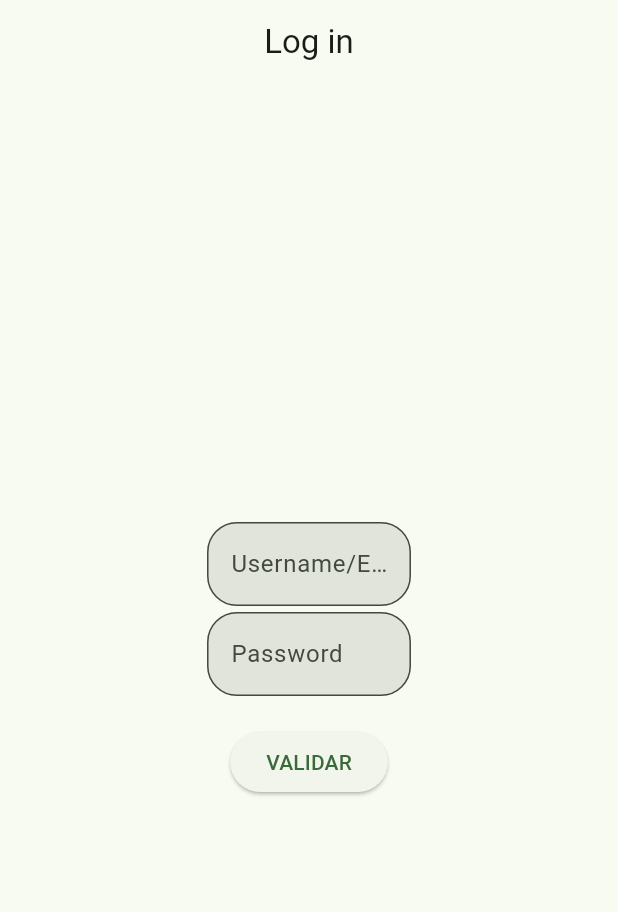
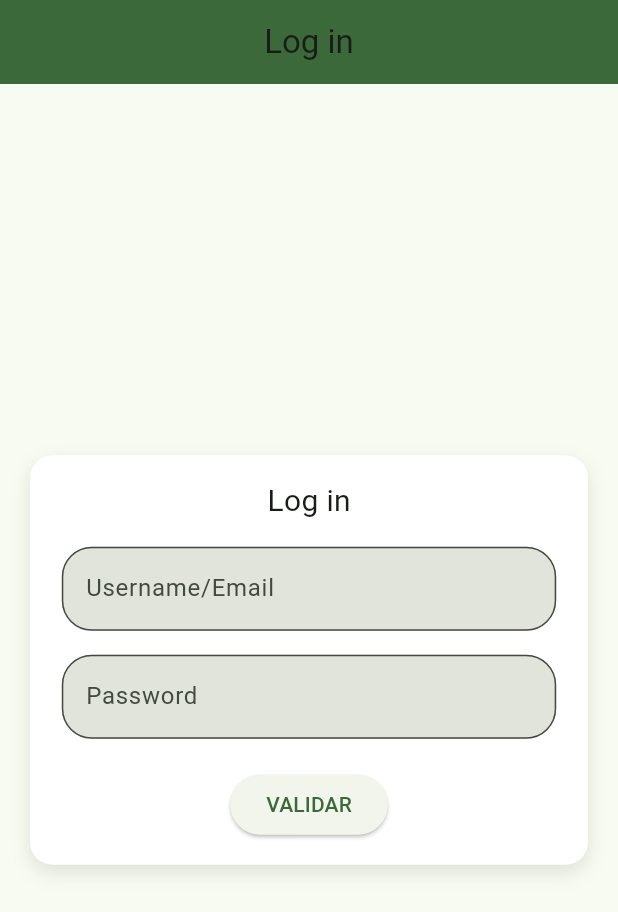
Before and after one commit to Pgenrique7/log_in_sin_provider, a Flutter app: the screen it shows after launch, on a phone screen of 412 x 824 dp. Shown: the top 912 px of the screen. Run offline on Flutter 3.47's test engine with Material 3 defaults, Android fonts, the phone set to English and light mode, and no system bars; our stand-ins replace dio, go_router; network calls fail.

Commit message:
version con provider finalizada

```diff
--- a/lib/config/router/app_router.dart
+++ b/lib/config/router/app_router.dart
@@ -1,5 +1,5 @@
 import 'package:go_router/go_router.dart';
-import 'package:log_aplication/presentation/screens/screens.dart';
+import 'package:log_aplication/config/router/screens.dart';
 
 // GoRouter configuration
 final appRouter = GoRouter(
--- a/lib/presentation/screens/home/home_screen.dart
+++ b/lib/presentation/screens/home/home_screen.dart
@@ -1,8 +1,5 @@
 import 'package:flutter/material.dart';
-import 'package:provider/provider.dart';
-import 'package:log_aplication/presentation/provider/LogIn_provider.dart';
-import 'package:log_aplication/presentation/screens/screens.dart';
-import 'package:go_router/go_router.dart';
+import 'package:log_aplication/presentation/widgets/login_form.dart';
 
 class HomeScreen extends StatelessWidget {
   static const String name = 'home_screen';
@@ -14,150 +11,9 @@ class HomeScreen extends StatelessWidget {
     return Scaffold(
       appBar: AppBar(
         title: const Center(child: Text('Log in')),
+        backgroundColor:Theme.of(context).colorScheme.primary
       ),
-      body: const _LogIn(),
+      body: const LogInForm(),
     );
   }
 }
-
-class _LogIn extends StatefulWidget {
-  const _LogIn({super.key});
-
-  @override
-  State<_LogIn> createState() => _LogInState();
-}
-
-class _LogInState extends State<_LogIn> {
-  final TextEditingController _usernameController = TextEditingController();
-  final TextEditingController _passwordController = TextEditingController();
-
-  void _showErrorDialog(BuildContext context, String message) {
-    showDialog(
-      context: context,
-      builder: (BuildContext context) {
-        return AlertDialog(
-          title: const Text('Error'),
-          content: Text(message),
-          actions: [
-            TextButton(
-              onPressed: () {
-                Navigator.of(context).pop();
-              },
-              child: const Text('OK'),
-            ),
-          ],
-        );
-      },
-    );
-  }
-
-  void _validateAndNavigate(BuildContext context) {
-    final username = _usernameController.text;
-    final password = _passwordController.text;
-
-    final usuarioProvider = Provider.of<UsuarioProvider>(context, listen: false);
-
-    if (username.isEmpty || password.isEmpty) {
-      _showErrorDialog(context, 'Por favor, ingrese un nombre de usuario y contraseña.');
-    } else {
-      final isValidUser = usuarioProvider.verificarCredenciales(username, password);
-
-      if (isValidUser) {
-        context.goNamed(WelcomeScreen.name);
-      } else {
-        _showErrorDialog(context, 'Nombre de usuario o contraseña incorrectos.');
-      }
-    }
-  }
-
-  @override
-  Widget build(BuildContext context) {
-    return Consumer<UsuarioProvider>(
-      builder: (context, usuarioProvider, child) {
-        if (usuarioProvider.isLoading) {
-          return const Center(child: CircularProgressIndicator());
-        }
-
-        return Center(
-          child: Column(
-            mainAxisAlignment: MainAxisAlignment.center,
-            children: [
-              SizedBox(
-                width: 0.33 * MediaQuery.of(context).size.width,
-                height: 60,
-                child: _LogInUsername(controller: _usernameController),
-              ),
-              SizedBox(
-                width: 0.33 * MediaQuery.of(context).size.width,
-                child: _LogInPassword(controller: _passwordController),
-              ),
-              const SizedBox(height: 20),
-              ValidationButton(onValidate: () => _validateAndNavigate(context)),
-            ],
-          ),
-        );
-      },
-    );
-  }
-}
-
-class _LogInUsername extends StatelessWidget {
-  final TextEditingController controller;
-
-  const _LogInUsername({super.key, required this.controller});
-
-  @override
-  Widget build(BuildContext context) {
-    final colors = Theme.of(context).colorScheme;
-
-    return TextFormField(
-      controller: controller,
-      decoration: InputDecoration(
-        hintText: 'Username/Email',
-        border: OutlineInputBorder(
-          borderRadius: BorderRadius.circular(20),
-          borderSide: BorderSide(color: colors.primary),
-        ),
-        filled: true,
-      ),
-    );
-  }
-}
-
-class _LogInPassword extends StatelessWidget {
-  final TextEditingController controller;
-
-  const _LogInPassword({super.key, required this.controller});
-
-  @override
-  Widget build(BuildContext context) {
-    final colors = Theme.of(context).colorScheme;
-
-    return TextFormField(
-      controller: controller,
-      obscureText: true,
-      decoration: InputDecoration(
-        hintText: 'Password',
-        border: OutlineInputBorder(
-          borderRadius: BorderRadius.circular(20),
-          borderSide: BorderSide(color: colors.primary),
-        ),
-        filled: true,
-      ),
-    );
-  }
-}
-
-class ValidationButton extends StatelessWidget {
-  final VoidCallback onValidate;
-
-  const ValidationButton({super.key, required this.onValidate});
-
-  @override
-  Widget build(BuildContext context) {
-    return ElevatedButton(
-      onPressed: onValidate,
-      child: const Text("VALIDAR"),
-    );
-  }
-}
--- a/lib/presentation/screens/welcome/welcome_screen.dart
+++ b/lib/presentation/screens/welcome/welcome_screen.dart
@@ -11,6 +11,7 @@ class WelcomeScreen extends StatelessWidget {
     return Scaffold(
       appBar: AppBar(
         title: const Center(child: Text("Bienvenido")),
+        backgroundColor:Theme.of(context).colorScheme.primary,
         actions: [
           IconButton(
             icon: const Icon(Icons.logout),
--- /dev/null
+++ b/lib/presentation/widgets/login_form.dart
@@ -0,0 +1,93 @@
+import 'package:flutter/material.dart';
+import 'package:log_aplication/presentation/provider/LogIn_provider.dart';
+import 'package:log_aplication/presentation/screens/welcome/welcome_screen.dart';
+import 'package:provider/provider.dart';
+import 'package:go_router/go_router.dart';
+import 'package:log_aplication/presentation/widgets/login_username.dart';
+import 'package:log_aplication/presentation/widgets/login_password.dart';
+import 'package:log_aplication/presentation/widgets/validation_button.dart';
+
+class LogInForm extends StatefulWidget {
+  const LogInForm({super.key});
+
+  @override
+  State<LogInForm> createState() => _LogInFormState();
+}
+
+class _LogInFormState extends State<LogInForm> {
+  final TextEditingController _usernameController = TextEditingController();
+  final TextEditingController _passwordController = TextEditingController();
+
+  void _showErrorDialog(BuildContext context, String message) {
+    showDialog(
+      context: context,
+      builder: (_) => AlertDialog(
+        title: const Text('Error'),
+        content: Text(message),
+        actions: [
+          TextButton(
+            onPressed: () => Navigator.of(context).pop(),
+            child: const Text('OK'),
+          ),
+        ],
+      ),
+    );
+  }
+
+  void _validateAndNavigate(BuildContext context) {
+    final username = _usernameController.text;
+    final password = _passwordController.text;
+    final usuarioProvider = Provider.of<UsuarioProvider>(context, listen: false);
+
+    if (username.isEmpty || password.isEmpty) {
+      _showErrorDialog(context, 'Por favor, ingrese un nombre de usuario y contraseña.');
+    } else if (usuarioProvider.verificarCredenciales(username, password)) {
+      context.goNamed(WelcomeScreen.name);
+    } else {
+      _showErrorDialog(context, 'Nombre de usuario o contraseña incorrectos.');
+    }
+  }
+
+  @override
+  Widget build(BuildContext context) {
+    return Center(
+      child: Container(
+        padding: const EdgeInsets.all(16.0),
+        margin: const EdgeInsets.symmetric(horizontal: 20.0),
+        decoration: BoxDecoration(
+          color: Colors.white,
+          borderRadius: BorderRadius.circular(15.0),
+          boxShadow: [
+            BoxShadow(
+              color: Colors.black.withOpacity(0.1),
+              blurRadius: 10,
+              offset: const Offset(0, 5),
+            ),
+          ],
+        ),
+        child: Column(
+          mainAxisSize: MainAxisSize.min,
+          children: [
+            const SizedBox(
+             child: Center(
+              child: Text('Log in', style: TextStyle(fontSize: 20),),
+             ),
+            ),
+            const SizedBox(height: 16),
+            SizedBox(
+              width: 0.8 * MediaQuery.of(context).size.width,
+              child: LogInUsername(controller: _usernameController),
+            ),
+            const SizedBox(height: 16),
+            SizedBox(
+              width: 0.8 * MediaQuery.of(context).size.width,
+              child: LogInPassword(controller: _passwordController),
+            ),
+            const SizedBox(height: 20),
+            ValidationButton(onValidate: () => _validateAndNavigate(context)),
+          ],
+        ),
+      ),
+    );
+  }
+}
--- /dev/null
+++ b/lib/presentation/widgets/login_password.dart
@@ -0,0 +1,23 @@
+import 'package:flutter/material.dart';
+
+class LogInPassword extends StatelessWidget {
+  final TextEditingController controller;
+
+  const LogInPassword({super.key, required this.controller});
+
+  @override
+  Widget build(BuildContext context) {
+    return TextFormField(
+      controller: controller,
+      obscureText: true,
+      decoration: InputDecoration(
+        hintText: 'Password',
+        border: OutlineInputBorder(
+          borderRadius: BorderRadius.circular(20),
+          borderSide: BorderSide(color: Theme.of(context).colorScheme.primary),
+        ),
+        filled: true,
+      ),
+    );
+  }
+}
--- /dev/null
+++ b/lib/presentation/widgets/login_username.dart
@@ -0,0 +1,22 @@
+import 'package:flutter/material.dart';
+
+class LogInUsername extends StatelessWidget {
+  final TextEditingController controller;
+
+  const LogInUsername({super.key, required this.controller});
+
+  @override
+  Widget build(BuildContext context) {
+    return TextFormField(
+      controller: controller,
+      decoration: InputDecoration(
+        hintText: 'Username/Email',
+        border: OutlineInputBorder(
+          borderRadius: BorderRadius.circular(20),
+          borderSide: BorderSide(color: Theme.of(context).colorScheme.primary),
+        ),
+        filled: true,
+      ),
+    );
+  }
+}
--- /dev/null
+++ b/lib/presentation/widgets/validation_button.dart
@@ -0,0 +1,15 @@
+import 'package:flutter/material.dart';
+
+class ValidationButton extends StatelessWidget {
+  final VoidCallback onValidate;
+
+  const ValidationButton({super.key, required this.onValidate});
+
+  @override
+  Widget build(BuildContext context) {
+    return ElevatedButton(
+      onPressed: onValidate,
+      child: const Text("VALIDAR"),
+    );
+  }
+}
```
Also changed, not shown: lib/config/router/screens.dart (renamed from lib/presentation/screens/screens.dart).
